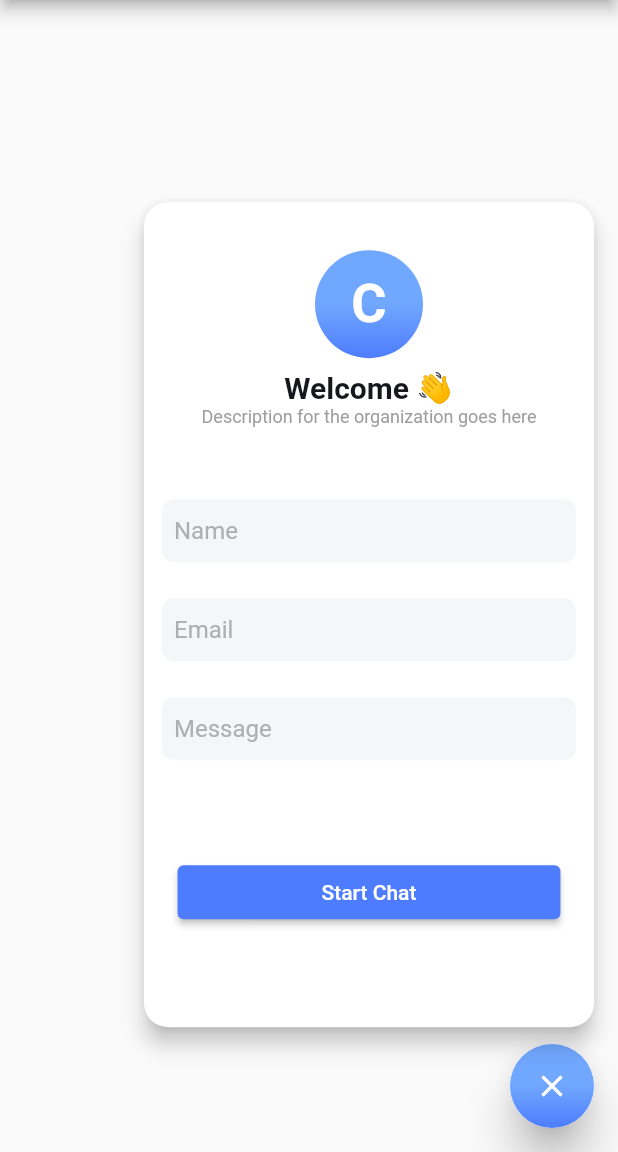
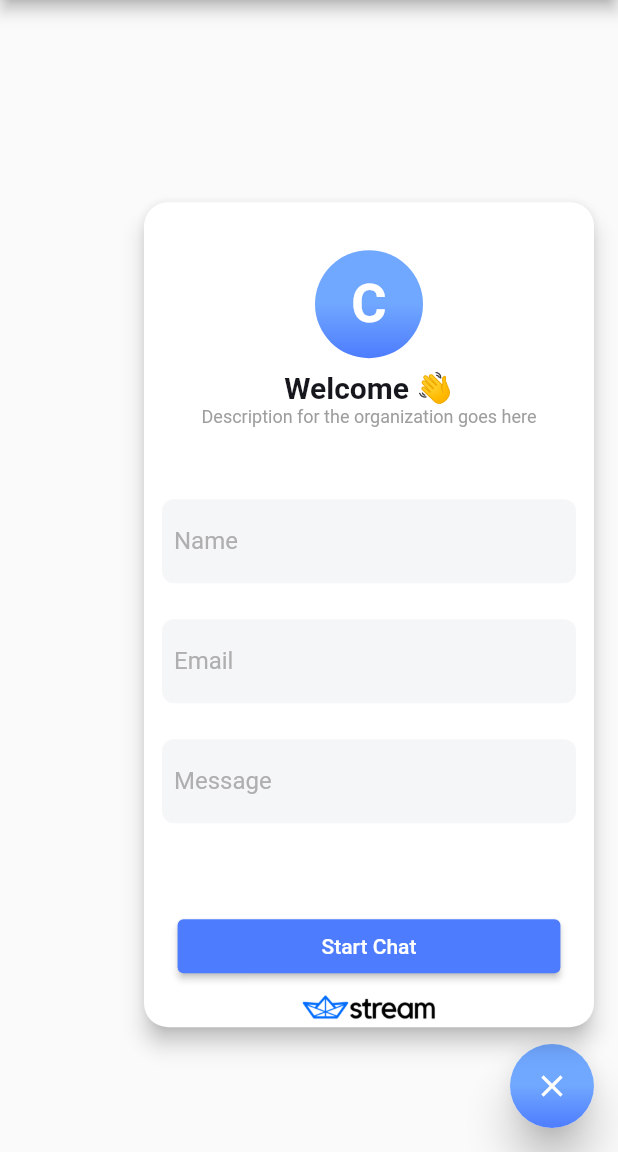
Before and after one commit to GetStream/combase-flutter, a Flutter app: the screen it shows after launch, after a tap on an icon or button, on a phone screen of 412 x 824 dp, the part 84-1236 px from its top. Run offline on Flutter 3.47's test engine with Material 2 defaults, Android fonts, the phone set to English and light mode, and no system bars; missing offline and left inert: stream_chat_flutter.

```diff
--- /dev/null
+++ b/lib/combase/screens/welcome_screen.dart
@@ -0,0 +1,232 @@
+import 'package:combase_flutter/combase/networking/api_client.dart';
+import 'package:combase_flutter/combase/screens/conversation_screen.dart';
+import 'package:combase_flutter/combase/theme/theme_data.dart';
+import 'package:combase_flutter/combase/widgets/stream_logo.dart';
+import 'package:combase_flutter/combase_flutter.dart';
+import 'package:flutter/material.dart';
+import 'package:stream_chat_flutter/stream_chat_flutter.dart';
+
+class CombaseWelcome extends StatefulWidget {
+  const CombaseWelcome({
+    Key key,
+  }) : super(key: key);
+
+  @override
+  _CombaseWelcomeState createState() => _CombaseWelcomeState();
+}
+
+class _CombaseWelcomeState extends State<CombaseWelcome> {
+  TextEditingController nameController;
+  TextEditingController emailController;
+  TextEditingController messageController;
+  GlobalKey<FormState> _formKey;
+
+  @override
+  void initState() {
+    super.initState();
+    _formKey = GlobalKey(debugLabel: "Combase welcome form");
+    nameController = TextEditingController();
+    emailController = TextEditingController();
+    messageController = TextEditingController();
+  }
+
+  Future<void> startChat() async {
+    if (_formKey.currentState.validate()) {
+      final apiClient = ApiClient();
+      final String name = nameController.value.text;
+      final String email = emailController.value.text;
+      final String message = messageController.value.text;
+
+      final user = await apiClient.createUser(name: name, email: email);
+      final orgStreamAPIKey = await apiClient.retrieveOrganizationApiKey();
+      final client = await apiClient.configureUser(
+        streamAPIKey: orgStreamAPIKey,
+        userJWT: user.streamToken,
+        userId: user.userId,
+        name: user.name,
+      );
+      final String channelId = await apiClient.createTicket(
+        combaseOrganizationKey: "Your-combase-key",
+        userId: user.userId,
+      );
+
+      final channel = client.channel("messaging", id: channelId);
+      await channel.watch();
+      await channel.sendMessage(
+        Message(
+          text: message,
+        ),
+      );
+
+      Navigator.push(
+        context,
+        MaterialPageRoute(
+          builder: (context) {
+            return StreamChat(
+              child: StreamChannel(
+                channel: channel,
+                child: ConversationPage(),
+              ),
+              client: client,
+            );
+          },
+        ),
+      );
+    }
+  }
+
+  @override
+  void dispose() {
+    super.dispose();
+    nameController.dispose();
+    emailController.dispose();
+    messageController.dispose();
+  }
+
+  @override
+  Widget build(BuildContext context) {
+    return CombaseTheme(
+      data: context.combaseTheme ??
+          CombaseThemeData(
+            brightness: Theme.of(context).brightness,
+          ),
+      child: Builder(builder: (BuildContext context) {
+        return Material(
+          color: context.combaseTheme.surfaceColor,
+          borderRadius: BorderRadius.circular(16.0),
+          elevation: 6.0,
+          child: SingleChildScrollView(
+            child: Padding(
+              padding: const EdgeInsets.symmetric(
+                horizontal: 12.0,
+                vertical: 8.0,
+              ),
+              child: Form(
+                key: _formKey,
+                child: Column(
+                  crossAxisAlignment: CrossAxisAlignment.center,
+                  children: [
+                    const SizedBox(height: 24.0),
+                    Ink(
+                      height: 72.0,
+                      width: 72.0,
+                      decoration: BoxDecoration(
+                        shape: BoxShape.circle,
+                        gradient: context.combaseTheme.combaseGradient,
+                      ),
+                      child: Center(
+                        child: Text(
+                          "C",
+                          style: TextStyle(
+                            color: Colors.white,
+                            fontWeight: FontWeight.bold,
+                            fontSize: 36.0,
+                          ),
+                        ),
+                      ),
+                    ),
+                    const SizedBox(height: 8.0),
+                    Text(
+                      "Welcome 👋",
+                      style: context.combaseTheme.primaryTextStyle,
+                    ),
+                    Text(
+                      "Description for the organization goes here",
+                      style: context.combaseTheme.secondaryTextStyle,
+                    ),
+                    const SizedBox(height: 48.0),
+                    _CombaseTextField(
+                      controller: nameController,
+                      hintText: "Name",
+                    ),
+                    const SizedBox(height: 24.0),
+                    _CombaseTextField(
+                      controller: emailController,
+                      hintText: "Email",
+                    ),
+                    const SizedBox(height: 24.0),
+                    _CombaseTextField(
+                      controller: messageController,
+                      hintText: "Message",
+                    ),
+                    const SizedBox(height: 58.0),
+                    ElevatedButton(
+                      onPressed: startChat,
+                      style: ButtonStyle(
+                        elevation:
+                            MaterialStateProperty.resolveWith((_) => 2.0),
+                        backgroundColor: MaterialStateColor.resolveWith(
+                          (_) => context.combaseTheme.primaryColor,
+                        ),
+                      ),
+                      child: Padding(
+                        padding: const EdgeInsets.symmetric(
+                            horizontal: 80.0, vertical: 10.0),
+                        child: Text(
+                          "Start Chat",
+                          style: TextStyle(
+                            color: Colors.white,
+                          ),
+                        ),
+                      ),
+                    ),
+                    const SizedBox(height: 8.0),
+                    StreamLogo(),
+                  ],
+                ),
+              ),
+            ),
+          ),
+        );
+      }),
+    );
+  }
+}
+
+class _CombaseTextField extends StatelessWidget {
+  const _CombaseTextField({
+    Key key,
+    @required this.hintText,
+    this.controller,
+  }) : super(key: key);
+
+  final String hintText;
+  final TextEditingController controller;
+
+  @override
+  Widget build(BuildContext context) {
+    return Container(
+      constraints: BoxConstraints(
+        minHeight: 42.0,
+        maxHeight: 56.0,
+      ),
+      padding: const EdgeInsets.symmetric(horizontal: 8),
+      decoration: BoxDecoration(
+        borderRadius: BorderRadius.circular(8.0),
+        color: const Color(0xfff5f6f8),
+      ),
+      child: Align(
+        alignment: Alignment.center,
+        child: TextFormField(
+          validator: (value) {
+            if (value == null || value.isEmpty) {
+              return "Please fill out all text fields.";
+            } else {
+              return null;
+            }
+          },
+          controller: controller,
+          style: TextStyle(
+            color: const Color(0xffafafaf),
+          ),
+          decoration: InputDecoration.collapsed(
+            hintText: hintText,
+            hintStyle: TextStyle(
+              color: const Color(0xffafafaf),
+            ),
+          ),
+        ),
+      ),
+    );
+  }
+}
--- a/lib/combase/theme/theme.dart
+++ b/lib/combase/theme/theme.dart
@@ -26,7 +26,6 @@ class CombaseTheme extends StatelessWidget {
   }
 }
 
-
 class _CombaseThemeProvider extends InheritedWidget {
   const _CombaseThemeProvider({
     Key key,
--- a/lib/combase/welcome_screen.dart
+++ /dev/null
@@ -1,142 +0,0 @@
-import 'package:combase_flutter/combase/theme/theme_data.dart';
-import 'package:flutter/material.dart';
-
-import './theme/theme.dart';
-
-class CombaseWelcome extends StatefulWidget {
-  const CombaseWelcome({
-    Key key,
-  }) : super(key: key);
-
-  @override
-  _CombaseWelcomeState createState() => _CombaseWelcomeState();
-}
-
-class _CombaseWelcomeState extends State<CombaseWelcome> {
-  @override
-  Widget build(BuildContext context) {
-    return CombaseTheme(
-      data: context.combaseTheme ??
-          CombaseThemeData(
-            brightness: Theme.of(context).brightness,
-          ),
-      child: Builder(builder: (BuildContext context) {
-        return Material(
-          color: context.combaseTheme.surfaceColor,
-          borderRadius: BorderRadius.circular(16.0),
-          elevation: 6.0,
-          child: SingleChildScrollView(
-            child: Padding(
-              padding: const EdgeInsets.symmetric(
-                horizontal: 12.0,
-                vertical: 8.0,
-              ),
-              child: Column(
-                crossAxisAlignment: CrossAxisAlignment.center,
-                children: [
-                  const SizedBox(height: 24.0),
-                  Ink(
-                    height: 72.0,
-                    width: 72.0,
-                    decoration: BoxDecoration(
-                      shape: BoxShape.circle,
-                      gradient: context.combaseTheme.combaseGradient,
-                    ),
-                    child: Center(
-                      child: Text(
-                        "C",
-                        style: TextStyle(
-                          color: Colors.white,
-                          fontWeight: FontWeight.bold,
-                          fontSize: 36.0,
-                        ),
-                      ),
-                    ),
-                  ),
-                  const SizedBox(height: 8.0),
-                  Text(
-                    "Welcome 👋",
-                    style: context.combaseTheme.primaryTextStyle,
-                  ),
-                  Text(
-                    "Description for the organization goes here",
-                    style: context.combaseTheme.secondaryTextStyle,
-                  ),
-                  const SizedBox(height: 48.0),
-                  _CombaseTextField(
-                    hintText: "Name",
-                  ),
-                  const SizedBox(height: 24.0),
-                  _CombaseTextField(
-                    hintText: "Email",
-                  ),
-                  const SizedBox(height: 24.0),
-                  _CombaseTextField(
-                    hintText: "Message",
-                  ),
-                  const SizedBox(height: 64.0),
-                  ElevatedButton(
-                    onPressed: () {},
-                    style: ButtonStyle(
-                      elevation: MaterialStateProperty.resolveWith((_) => 2.0),
-                      backgroundColor: MaterialStateColor.resolveWith(
-                        (_) => context.combaseTheme.primaryColor,
-                      ),
-                    ),
-                    child: Padding(
-                      padding: const EdgeInsets.symmetric(
-                          horizontal: 80.0, vertical: 10.0),
-                      child: Text(
-                        "Start Chat",
-                        style: TextStyle(
-                          color: Colors.white,
-                        ),
-                      ),
-                    ),
-                  )
-                ],
-              ),
-            ),
-          ),
-        );
-      }),
-    );
-  }
-}
-
-class _CombaseTextField extends StatelessWidget {
-  const _CombaseTextField({
-    Key key,
-    @required this.hintText,
-    this.controller,
-  }) : super(key: key);
-
-  final String hintText;
-  final TextEditingController controller;
-
-  @override
-  Widget build(BuildContext context) {
-    return Container(
-      height: 42.0,
-      padding: const EdgeInsets.symmetric(horizontal: 8),
-      decoration: BoxDecoration(
-        borderRadius: BorderRadius.circular(8.0),
-        color: const Color(0xfff5f6f8),
-      ),
-      child: Center(
-        child: TextField(
-          controller: controller,
-          style: TextStyle(
-            color: const Color(0xffafafaf),
-          ),
-          decoration: InputDecoration.collapsed(
-            hintText: hintText,
-            hintStyle: TextStyle(
-              color: const Color(0xffafafaf),
-            ),
-          ),
-        ),
-      ),
-    );
-  }
-}
--- a/lib/combase/combase_fab.dart
+++ b/lib/combase/widgets/combase_fab.dart
@@ -2,9 +2,9 @@ import 'package:combase_flutter/combase/theme/theme.dart';
 import 'package:combase_flutter/combase_flutter.dart';
 import 'package:flutter/material.dart';
 
-import './welcome_screen.dart';
-import 'widgets/fab_route.dart';
-import 'widgets/gradient_fab.dart';
+import '../screens/welcome_screen.dart';
+import 'fab_route.dart';
+import 'gradient_fab.dart';
 
 class CombaseAction extends StatefulWidget {
   const CombaseAction({Key key, this.theme}) : super(key: key);
--- /dev/null
+++ b/lib/combase/widgets/stream_logo.dart
@@ -0,0 +1,21 @@
+import 'package:flutter/material.dart';
+
+class StreamLogo extends StatelessWidget {
+  @override
+  Widget build(BuildContext context) {
+    return Align(
+      alignment: FractionalOffset.bottomCenter,
+      child: Container(
+        padding: EdgeInsets.only(
+          bottom: 12.0,
+        ),
+        height: 30.0,
+        child: Image.asset(
+          "assets/stream_banner.png",
+          height: 40.0,
+          package: "combase_flutter",
+        ),
+      ),
+    );
+  }
+}
--- a/lib/combase_flutter.dart
+++ b/lib/combase_flutter.dart
@@ -1,6 +1,6 @@
 library combase_flutter;
 
-export './combase/welcome_screen.dart';
-export './combase/combase_fab.dart';
+export './combase/theme/theme_data.dart';
+export 'combase/screens/welcome_screen.dart';
 export 'combase/theme/theme.dart';
-export './combase/theme/theme_data.dart';
+export 'combase/widgets/combase_fab.dart';
```
Also changed, not shown: lib/combase/networking/api_client.dart (added, +127 -0 lines), lib/combase/screens/conversation_screen.dart (added, +27 -0 lines), pubspec.yaml (+4 -3 lines), assets/stream_banner.png (added), example/pubspec.lock, pubspec.lock, 10 other files.
